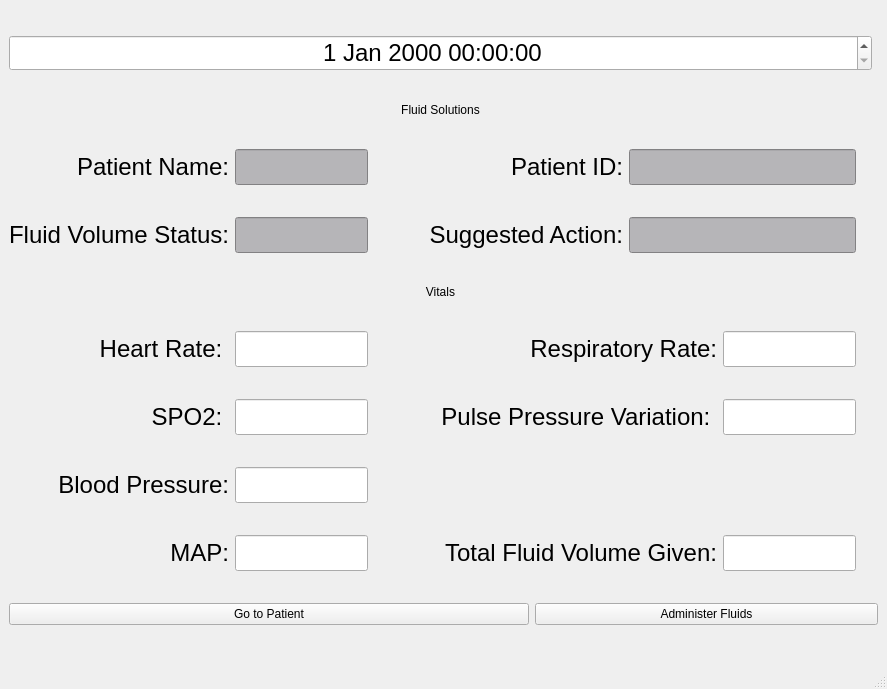
Qt form app/frontend/views/vitalsWindow.ui (lmitchell33/Fluid-Solutions) before a commit.
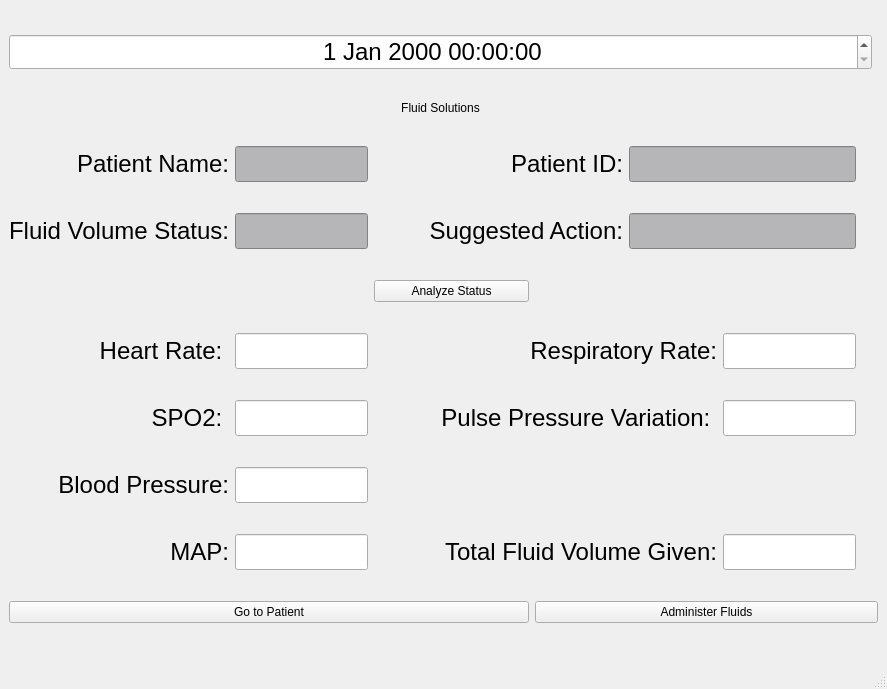
The same form after that commit.

Commit message: changed suggestion action messages and updated ui for batched inference

Diff of the .ui file:
```diff
--- a/app/frontend/views/vitalsWindow.ui
+++ b/app/frontend/views/vitalsWindow.ui
@@ -197,7 +197,7 @@
     </item>
 
         <!-- Label for Vitals Title -->
-    <item row="4" column="0" colspan="9">
+    <!-- <item row="4" column="0" colspan="9">
      <widget class="QLabel" name="vitals_title">
       <property name="styleSheet">
        <string notr="true">font: 24pt &quot;Academy Engraved LET&quot;;
@@ -216,6 +216,17 @@
             </sizepolicy>
       </property>
      </widget>
+    </item> -->
+
+    <item row="4" column="3" colspan="2">
+      <widget class="QPushButton" name="inference_button">
+        <property name="toolTip">
+          <string>Click to generate recommendation</string>
+        </property>
+        <property name="text">
+        <string>Analyze Status</string>
+        </property>
+      </widget>
     </item>
 
       <!-- Label for Heart Rate -->
```
The commit also changes 2 other files.
